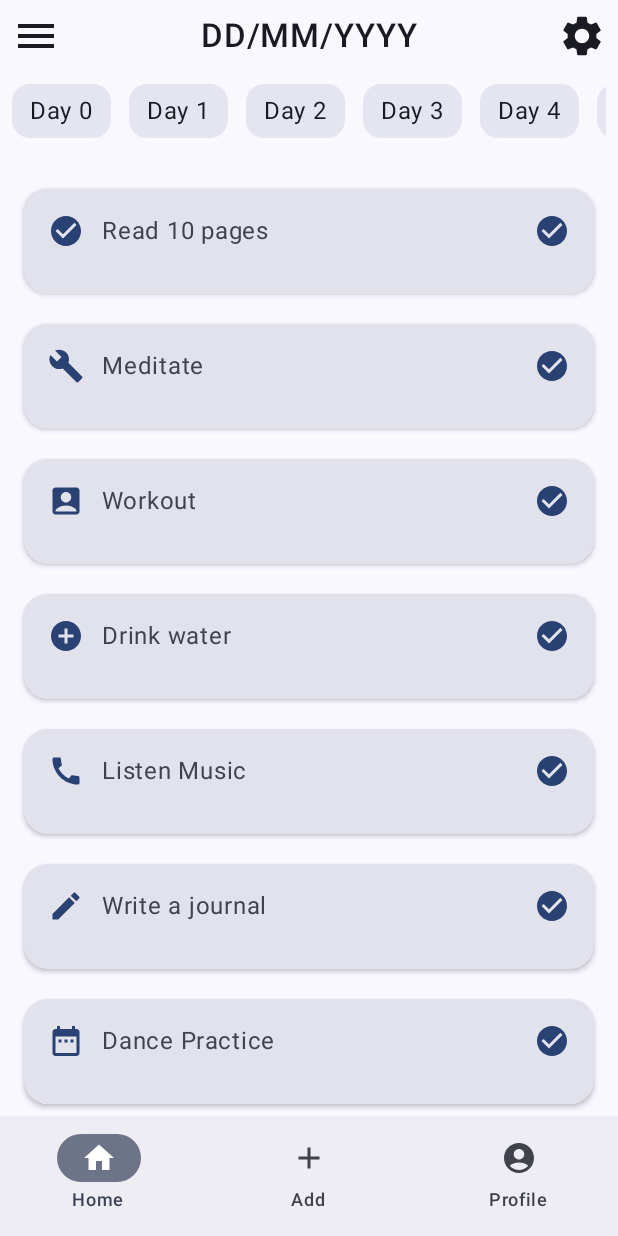
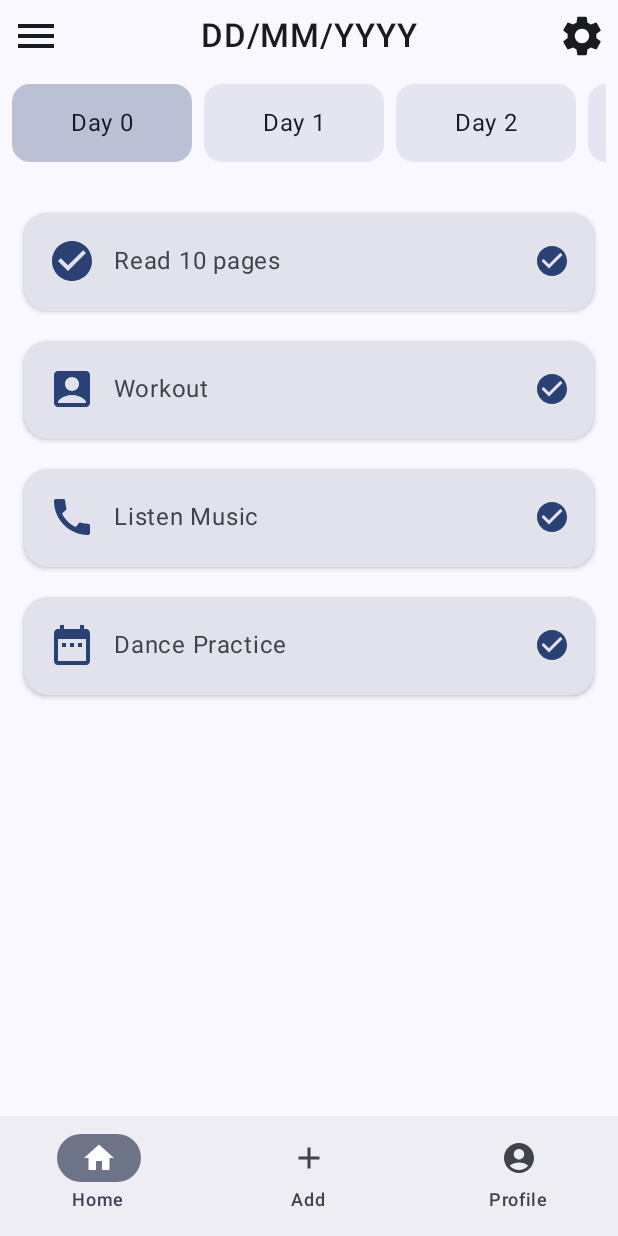
Before and after one commit to EmreRuy/Pattern, an Android app built with Jetpack Compose: the screen it shows after launch (MainActivity), on a phone screen of 412 x 824 dp. Run offline under Robolectric (Android 15) with nearby library versions, the phone set to English and light mode, and no system bars; our stand-ins replace Dagger/Hilt's generated code.

Commit message:
HomeScreen Dates of the Habits

```diff
--- a/app/src/main/java/com/example/pattern/ui/screens/HomeScreen.kt
+++ b/app/src/main/java/com/example/pattern/ui/screens/HomeScreen.kt
@@ -1,7 +1,9 @@
 package com.example.pattern.ui.screens
 
 import androidx.compose.foundation.background
+import androidx.compose.foundation.clickable
 import androidx.compose.foundation.layout.Arrangement
+import androidx.compose.foundation.layout.Box
 import androidx.compose.foundation.layout.Column
 import androidx.compose.foundation.layout.PaddingValues
 import androidx.compose.foundation.layout.Row
@@ -13,6 +15,7 @@ import androidx.compose.foundation.layout.heightIn
 import androidx.compose.foundation.layout.padding
 import androidx.compose.foundation.layout.size
 import androidx.compose.foundation.layout.width
+import androidx.compose.foundation.layout.widthIn
 import androidx.compose.foundation.lazy.LazyRow
 import androidx.compose.foundation.rememberScrollState
 import androidx.compose.foundation.shape.RoundedCornerShape
@@ -20,7 +23,6 @@ import androidx.compose.foundation.verticalScroll
 import androidx.compose.material.icons.Icons
 import androidx.compose.material.icons.filled.AccountBox
 import androidx.compose.material.icons.filled.AddCircle
-import androidx.compose.material.icons.filled.ArrowDropDown
 import androidx.compose.material.icons.filled.Build
 import androidx.compose.material.icons.filled.Call
 import androidx.compose.material.icons.filled.CheckCircle
@@ -35,9 +37,11 @@ import androidx.compose.material3.MaterialTheme
 import androidx.compose.material3.Scaffold
 import androidx.compose.material3.Text
 import androidx.compose.runtime.Composable
+import androidx.compose.runtime.mutableIntStateOf
+import androidx.compose.runtime.mutableStateOf
+import androidx.compose.runtime.remember
 import androidx.compose.ui.Alignment
 import androidx.compose.ui.Modifier
-import androidx.compose.ui.graphics.vector.ImageVector
 import androidx.compose.ui.res.painterResource
 import androidx.compose.ui.res.stringResource
 import androidx.compose.ui.text.font.FontWeight
@@ -56,6 +60,7 @@ fun PreviewOfHomeScreen() {
 @OptIn(ExperimentalMaterial3Api::class)
 @Composable
 fun HomeScreen() {
+    val selectedDay = remember { mutableIntStateOf(0) }
     Scaffold(
         modifier = Modifier.fillMaxSize(),
         topBar = {
@@ -100,19 +105,29 @@ fun HomeScreen() {
                     contentPadding = PaddingValues(end = 8.dp)
                 ) {
                     items(365) { index ->
-                        Column {
-                            Text(
-                                text = "Day $index", // Replace with real day data like "Mon 1", "Tue 2", etc.
+                        Column(modifier = Modifier.padding(end = 8.dp)) {
+                            Box(
                                 modifier = Modifier
-                                    .padding(end = 12.dp)
+                                    .width(120.dp)
+                                    .clickable { selectedDay.intValue = index }
                                     .background(
-                                        color = MaterialTheme.colorScheme.primary.copy(alpha = 0.1f),
+                                        if (selectedDay.intValue == index)
+                                            MaterialTheme.colorScheme.primary.copy(alpha = 0.3f) // Highlights if selected
+                                        else
+                                            MaterialTheme.colorScheme.primary.copy(alpha = 0.1f), // if not then normal
                                         shape = RoundedCornerShape(12.dp)
                                     )
                                     .padding(horizontal = 12.dp, vertical = 6.dp),
-                                color = MaterialTheme.colorScheme.onBackground
-                            )
+                                contentAlignment = Alignment.Center
+                            ) {
+                                Text(
+                                    text = "Day $index", // will be Replaced with real day data like "Mon 1", "Tue 2", etc.
+                                    modifier = Modifier
+                                        .padding(horizontal = 12.dp, vertical = 8.dp),
+                                    color = MaterialTheme.colorScheme.onBackground
+                                )
 
+                            }
                         }
 
                     }
@@ -120,7 +135,7 @@ fun HomeScreen() {
             }
         }
     ) { paddingValues ->
-        val habits = listOf(
+        val allHabits = listOf(
             Habit("Read 10 pages", Icons.Default.CheckCircle),
             Habit("Meditate", Icons.Default.Build),
             Habit("Workout", Icons.Default.AccountBox),
@@ -130,6 +145,9 @@ fun HomeScreen() {
             Habit("Dance Practice", Icons.Default.DateRange),
             Habit("Drawing course", Icons.Default.Email)
         )
+        val habits = allHabits.filterIndexed {index, _ ->
+            (index + selectedDay.intValue) % 2 == 0
+        }
         val scroll = rememberScrollState()
         Column(
             modifier = Modifier
@@ -144,7 +162,7 @@ fun HomeScreen() {
                 Card(
                     modifier = Modifier
                         .fillMaxWidth()
-                        .heightIn(min = 90.dp)
+                        .heightIn(min = 85.dp)
                         .padding(vertical = 10.dp),
                     shape = RoundedCornerShape(16.dp),
                     colors = CardDefaults.cardColors(
@@ -164,7 +182,7 @@ fun HomeScreen() {
                                 imageVector = habit.icon,
                                 contentDescription = null,
                                 tint = MaterialTheme.colorScheme.primary,
-                                modifier = Modifier.size(24.dp)
+                                modifier = Modifier.size(32.dp)
                             )
                             Spacer(modifier = Modifier.width(12.dp))
                             Text(
```
